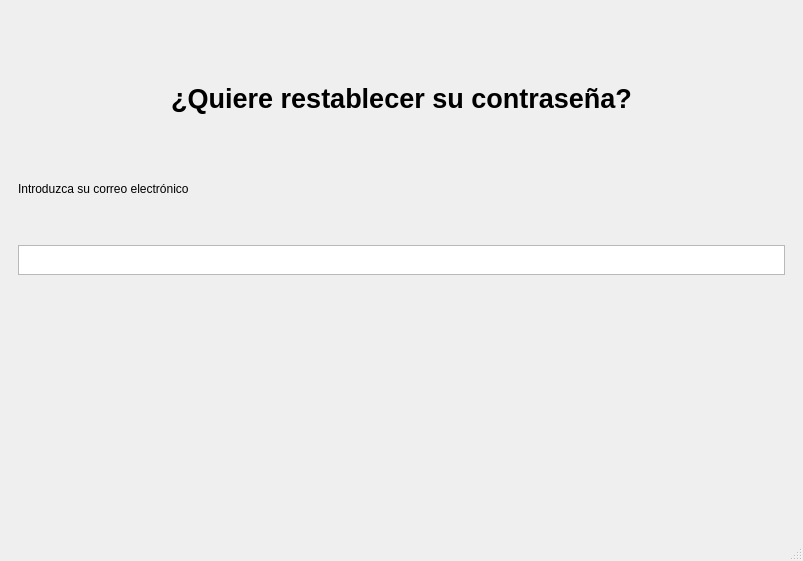
Qt form mapa/login_register.ui (jorgecanut/mapaIHM) before a commit.
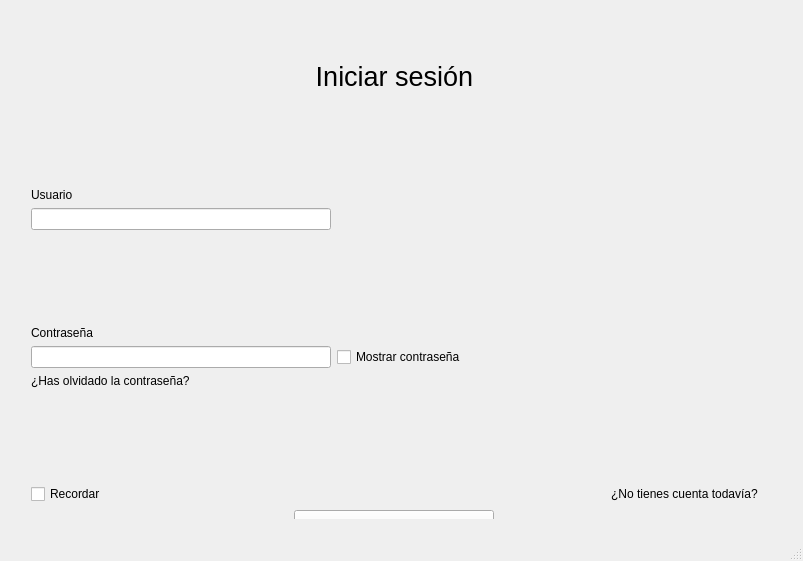
The same form after that commit. The open tabs and pages were chosen to show the change. Custom widgets are drawn as their Qt base class.

What changed in the file:
```diff
--- a/mapa/login_register.ui
+++ b/mapa/login_register.ui
@@ -750,67 +750,6 @@
         </item>
        </layout>
       </widget>
-      <widget class="QWidget" name="page_3">
-       <property name="maximumSize">
-        <size>
-         <width>16777215</width>
-         <height>300</height>
-        </size>
-       </property>
-       <layout class="QVBoxLayout" name="verticalLayout_4">
-        <item>
-         <widget class="QLabel" name="label_13">
-          <property name="maximumSize">
-           <size>
-            <width>800</width>
-            <height>70</height>
-           </size>
-          </property>
-          <property name="font">
-           <font>
-            <pointsize>20</pointsize>
-            <bold>true</bold>
-           </font>
-          </property>
-          <property name="text">
-           <string>¿Quiere restablecer su contraseña?</string>
-          </property>
-          <property name="alignment">
-           <set>Qt::AlignmentFlag::AlignCenter</set>
-          </property>
-         </widget>
-        </item>
-        <item>
-         <widget class="QLabel" name="label_14">
-          <property name="maximumSize">
-           <size>
-            <width>800</width>
-            <height>30</height>
-           </size>
-          </property>
-          <property name="text">
-           <string>Introduzca su correo electrónico</string>
-          </property>
-         </widget>
-        </item>
-        <item>
-         <widget class="QTextEdit" name="textEdit">
-          <property name="sizePolicy">
-           <sizepolicy hsizetype="Minimum" vsizetype="Minimum">
-            <horstretch>0</horstretch>
-            <verstretch>0</verstretch>
-           </sizepolicy>
-          </property>
-          <property name="maximumSize">
-           <size>
-            <width>16777215</width>
-            <height>30</height>
-           </size>
-          </property>
-         </widget>
-        </item>
-       </layout>
-      </widget>
      </widget>
     </item>
    </layout>
```
Left out of the diff: 4 changed lines with no effect on the pictures.
